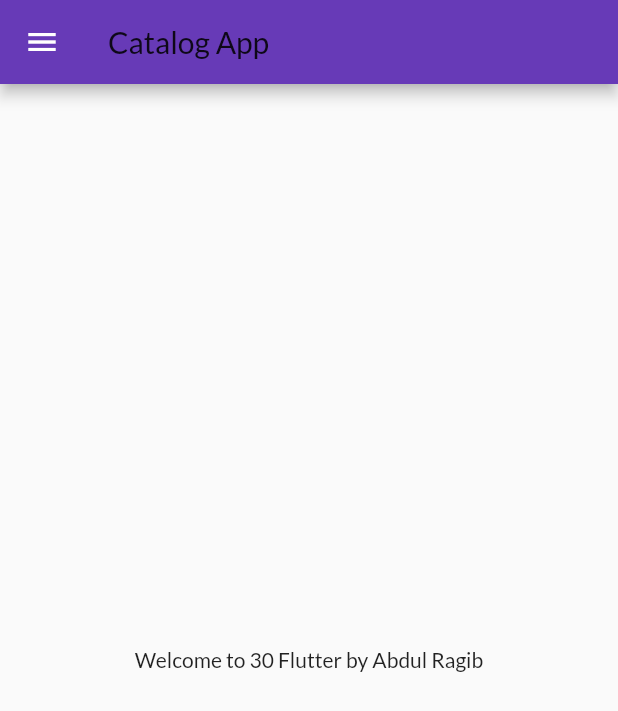
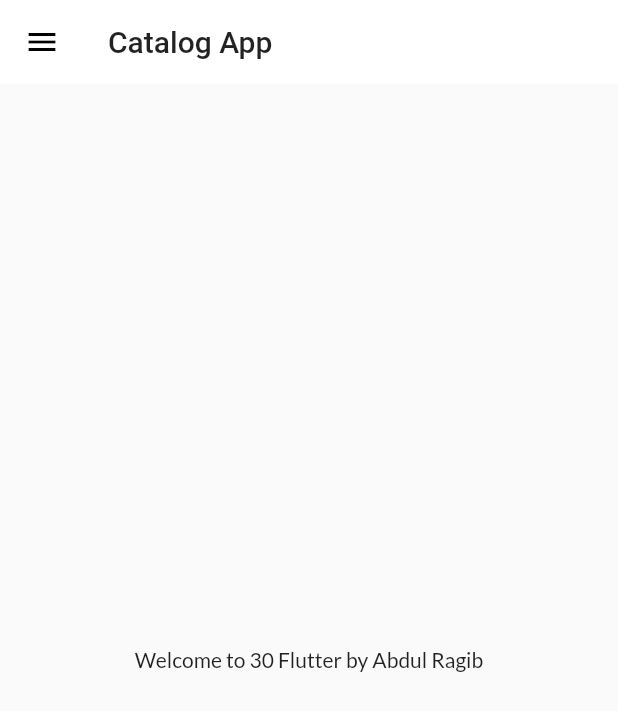
Before and after one commit to abdulragib/30DaysOfFlutter, a Flutter app: the screen it shows after launch, on a phone screen of 412 x 824 dp. Shown: the top 711 px of the screen. Run offline on Flutter 3.47's test engine with Material 2 defaults, Android fonts, the phone set to English and light mode, and no system bars; our stand-ins replace google_fonts.

Commit message:
Theme part done

```diff
--- a/lib/main.dart
+++ b/lib/main.dart
@@ -1,5 +1,6 @@
 
 import 'package:ecommerce/utils/routes.dart';
+import 'package:ecommerce/widgets/theme.dart';
 import 'package:flutter/material.dart';
 import 'package:google_fonts/google_fonts.dart';
 import 'pages/home_page.dart';
@@ -21,14 +22,8 @@ class MyApp extends StatelessWidget {
       debugShowCheckedModeBanner: false,
        //home: HomePage(),
       themeMode: ThemeMode.light,
-      theme: ThemeData(
-        primarySwatch: Colors.deepPurple,
-        fontFamily: GoogleFonts.lato().fontFamily,
-        primaryTextTheme: GoogleFonts.latoTextTheme(),
-      ),
-
-      darkTheme: ThemeData(
-      brightness: Brightness.dark),
+      theme: MyTheme.lightTheme(context),
+      darkTheme: MyTheme.darkTheme(context),
 
       initialRoute: MyRoutes.homeRoute,
       routes: {
--- a/lib/pages/home_page.dart
+++ b/lib/pages/home_page.dart
@@ -11,6 +11,7 @@ class HomePage extends StatelessWidget {
   Widget build(BuildContext context) {
     return Scaffold(
       appBar: AppBar(
+        backgroundColor: Colors.white,
         title: Text("Catalog App"),
       ),
 
--- /dev/null
+++ b/lib/widgets/theme.dart
@@ -0,0 +1,24 @@
+import 'package:flutter/material.dart';
+import 'package:google_fonts/google_fonts.dart';
+
+class MyTheme {
+  static ThemeData lightTheme(BuildContext context) {
+    return ThemeData(
+      primarySwatch: Colors.deepPurple,
+      fontFamily: GoogleFonts.lato().fontFamily,
+      primaryTextTheme: GoogleFonts.latoTextTheme(),
+      appBarTheme: AppBarTheme(
+        color: Colors.white,
+        elevation: 0.0,
+        iconTheme: IconThemeData(color: Colors.black),
+        textTheme: Theme.of(context).textTheme,
+      ),
+    );
+  }
+
+  static ThemeData darkTheme(BuildContext context) {
+    return ThemeData(
+      brightness: Brightness.dark,
+    );
+  }
+}
```
